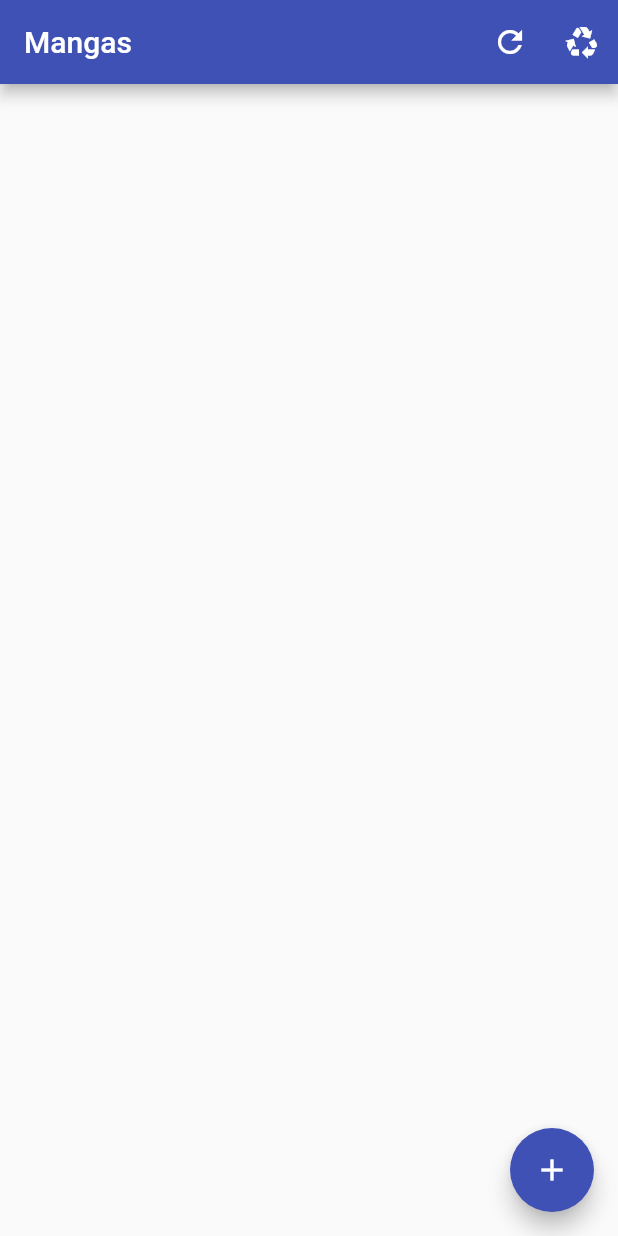
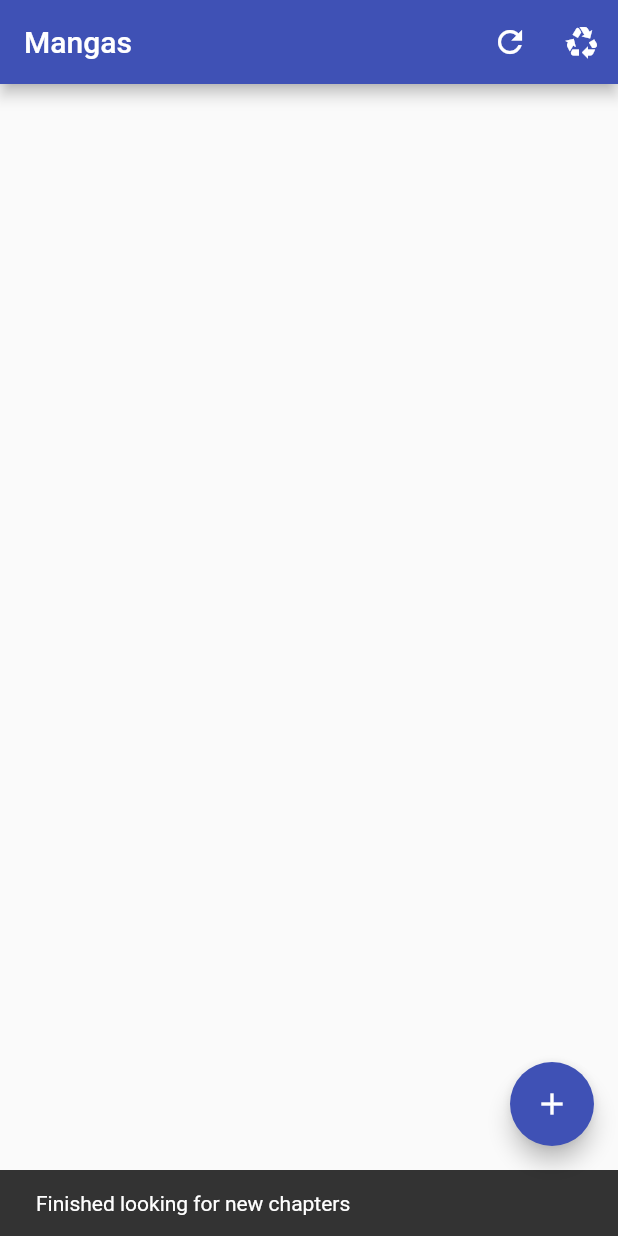
Before and after one commit to quintans/mangas, a Flutter app: the screen it shows after launch, after a tap on the "refresh" icon, on a phone screen of 412 x 824 dp. Run offline on Flutter 3.47's test engine with Material 2 defaults, Android fonts, the phone set to English and light mode, and no system bars; our stand-ins replace sn_progress_dialog, sqflite; accounts and stored records are empty.

Commit message:
look for new chapters and dispose old chapters

```diff
--- a/lib/main.dart
+++ b/lib/main.dart
@@ -1,5 +1,6 @@
 import 'package:flutter/material.dart';
 import 'package:manganato/services/filesystem.dart';
+import 'package:manganato/services/persistence.dart';
 import './screens/favorites.dart';
 
 void main() async {
--- a/lib/models/persistence.dart
+++ b/lib/models/persistence.dart
@@ -49,6 +49,12 @@ class Manga {
   }
 
   addChapter(Chapter ch) {
+    // check if it already exists
+    for (var c in chapters) {
+      if (c.src == ch.src) {
+        return;
+      }
+    }
     ch.id = chapters.length + 1;
     lastChapterID = ch.id;
     chapters.add(ch);
@@ -58,13 +64,23 @@ class Manga {
     if (viewedChapterID <= 0) {
       return null;
     }
-    return chapters[viewedChapterID -1];
+    return chapters[viewedChapterID - 1];
   }
 
   List<Chapter> getChaptersToDownload() {
     List<Chapter> chs = [];
-    for (var i = viewedChapterID -1; i < chapters.length; i++) {
+    for (var i = viewedChapterID - 1; i < chapters.length; i++) {
       if (!chapters[i].downloaded) {
+        chs.add(chapters[i]);
+      }
+    }
+    return chs;
+  }
+
+  List<Chapter> getChaptersToDiscard() {
+    List<Chapter> chs = [];
+    for (var i = 0; i < viewedChapterID - 1; i++) {
+      if (chapters[i].downloaded) {
         chs.add(chapters[i]);
       }
     }
@@ -162,6 +178,12 @@ class Chapter {
     _dirty = true;
   }
 
+  void discarded() {
+    downloaded = false;
+    imgCnt = 0;
+    _dirty = true;
+  }
+
   @override
   String toString() {
     return 'Chapter{id: $id, mangaID: $mangaID, title: $title, src: $src, uploadedAt: $uploadedAt, downloaded: $downloaded}';
--- a/lib/screens/favorites.dart
+++ b/lib/screens/favorites.dart
@@ -4,6 +4,7 @@ import 'package:flutter/material.dart';
 import 'package:manganato/services/filesystem.dart';
 import 'package:manganato/services/manganato.dart';
 import 'package:manganato/services/persistence.dart';
+import 'package:manganato/utils/utils.dart';
 import './search.dart';
 import './reader.dart';
 import '../models/persistence.dart';
@@ -27,8 +28,8 @@ class _FavoritesPage extends State<FavoritesPage> {
     _load();
   }
 
-  void _load() {
-    DatabaseHelper.db.getMangaReadingOrder().then((value) {
+  Future<void> _load() async {
+    return DatabaseHelper.db.getMangaReadingOrder().then((value) {
       // check if file exists in FS
       setState(() {
         mangas = value;
@@ -106,6 +107,7 @@ class _FavoritesPage extends State<FavoritesPage> {
   }
 
   Future<void> _downloadFromViewed(BuildContext context, MangaView view) async {
+    var snack = Snack(context: context);
     final ProgressDialog pd = ProgressDialog(context: context);
 
     var manga = await DatabaseHelper.db.getManga(view.id);
@@ -129,6 +131,8 @@ class _FavoritesPage extends State<FavoritesPage> {
     } finally {
       pd.close();
     }
+    await _load();
+    snack.show("Finished Downloading");
   }
 
   _deleteManga(BuildContext context, MangaView mangaView) async {
@@ -158,11 +162,10 @@ class _FavoritesPage extends State<FavoritesPage> {
               ),
               child: const Text('OK'),
               onPressed: () {
-                MyFS.deleteManga(mangaView.src);
                 DatabaseHelper.db.deleteManga(mangaView.id);
                 Navigator.pop(context);
                 setState(() {
-                  _load();
+                  _load().then((value) => MyFS.deleteManga(mangaView.src));
                 });
               },
             ),
@@ -170,6 +173,57 @@ class _FavoritesPage extends State<FavoritesPage> {
         );
       },
     );
+  }
+
+  _lookForNewChapters() async {
+    var snack = Snack(context: context);
+    final ProgressDialog pd = ProgressDialog(context: context);
+
+    var mng = await DatabaseHelper.db.getMangas();
+    pd.show(max: mng.length, msg: 'Looking for new chapters...');
+    var count = 0;
+    for (var m in mng) {
+      var last = m.getChapters().last;
+      var newChapters = await Manganato.chapters(m.src, last.src);
+      for (var r in newChapters) {
+        m.addChapter(Chapter(
+          id: 0,
+          mangaID: 0,
+          title: r.title,
+          src: r.src,
+          uploadedAt: r.uploadedAt,
+          downloaded: false,
+          imgCnt: 0,
+        ));
+      }
+      if (newChapters.isNotEmpty) {
+        await DatabaseHelper.db.updateManga(m);
+      }
+      pd.update(value: ++count);
+    }
+    snack.show('Finished looking for new chapters');
+    _load();
+  }
+
+  _discardChapters() async {
+    var snack = Snack(context: context);
+
+    final ProgressDialog pd = ProgressDialog(context: context);
+    var mangas = await DatabaseHelper.db.getMangas();
+    pd.show(max: mangas.length, msg: 'Discarding old chapters...');
+    var count = 0;
+    for (var manga in mangas) {
+      pd.update(value: ++count);
+      var chapters = manga.getChaptersToDiscard();
+      for (var c in chapters) {
+        await MyFS.deleteChapter(manga.src, c.src);
+        c.discarded();
+      }
+      if (chapters.isNotEmpty) {
+        DatabaseHelper.db.updateManga(manga);
+      }
+    }
+    snack.show('Finished discarding old chapters');
   }
 
   @override
@@ -181,8 +235,8 @@ class _FavoritesPage extends State<FavoritesPage> {
         title: const Text(title),
         actions: [
           // Navigate to the Search Screen
-          IconButton(onPressed: () => {}, icon: const Icon(Icons.refresh)),
-          IconButton(onPressed: () => {}, icon: const Icon(Icons.recycling)),
+          IconButton(onPressed: () => _lookForNewChapters(), icon: const Icon(Icons.refresh)),
+          IconButton(onPressed: () => _discardChapters(), icon: const Icon(Icons.recycling)),
         ],
       ),
       body: ListView.separated(
@@ -195,8 +249,9 @@ class _FavoritesPage extends State<FavoritesPage> {
           var manga = mangas[index];
           var formatter = DateFormat('yyyy-MM-dd HH:mm:ss');
           return InkWell(
-              onTap: () => Navigator.of(context).push(MaterialPageRoute(
-                  builder: (_) => ReaderPage(mangaID: manga.id)))
+              onTap: () => Navigator.of(context)
+                  .push(MaterialPageRoute(
+                      builder: (_) => ReaderPage(mangaID: manga.id)))
                   .then((value) => _load()),
               child: IntrinsicHeight(
                   child: Row(
@@ -255,10 +310,18 @@ class _FavoritesPage extends State<FavoritesPage> {
                         children: [
                           const Text('Current: '),
                           Text(
-                            manga.lastChapter + (manga.missingDownloads > 0 ? ' (${manga.missingDownloads})' : ''),
+                            manga.lastChapter +
+                                (manga.missingDownloads > 0
+                                    ? ' (${manga.missingDownloads})'
+                                    : ''),
                             style: TextStyle(
-                              fontWeight: manga.viewedChapter != manga.lastChapter ? FontWeight.bold : FontWeight.normal,
-                              color: manga.viewedChapter != manga.lastChapter ? Colors.green : Colors.black,
+                              fontWeight:
+                                  manga.viewedChapter != manga.lastChapter
+                                      ? FontWeight.bold
+                                      : FontWeight.normal,
+                              color: manga.viewedChapter != manga.lastChapter
+                                  ? Colors.green
+                                  : Colors.black,
                             ),
                           ),
                         ],
@@ -278,13 +341,7 @@ class _FavoritesPage extends State<FavoritesPage> {
                         case 'delete':
                           return _deleteManga(context, manga);
                         case 'download':
-                          _downloadFromViewed(context, manga).then((value) {
-                            _load();
-                            var snackBar = const SnackBar(
-                                content: Text("Finished Downloading"));
-                            ScaffoldMessenger.of(context)
-                                .showSnackBar(snackBar);
-                          });
+                          _downloadFromViewed(context, manga);
                         // default:
                         //   throw UnimplementedError();
                       }
@@ -294,7 +351,7 @@ class _FavoritesPage extends State<FavoritesPage> {
                         PopupMenuItem(
                           onTap: () {
                             _chooseCurrentChapter(context, manga).then((value) {
-                                _load();
+                              _load();
                             });
                           },
                           value: 'set_viewed',
@@ -302,7 +359,8 @@ class _FavoritesPage extends State<FavoritesPage> {
                         ),
                         PopupMenuItem(
                           value: 'download',
-                          child: Text('Download${manga.missingDownloads > 0 ? ' (${manga!.missingDownloads})' : ''}' ),
+                          child: Text(
+                              'Download${manga.missingDownloads > 0 ? ' (${manga!.missingDownloads})' : ''}'),
                         ),
                         const PopupMenuItem(
                           value: 'recycle',
--- a/lib/screens/search.dart
+++ b/lib/screens/search.dart
@@ -5,6 +5,7 @@ import 'dart:async';
 
 import 'package:manganato/services/manganato.dart';
 import 'package:manganato/services/persistence.dart';
+import 'package:manganato/utils/utils.dart';
 
 class SearchResultModel {
   final String title;
@@ -203,9 +204,7 @@ class _SearchPage extends State<SearchPage> {
                       ? null
                       : () async {
                           _onBookmark(item);
-                          var snackBar = SnackBar(
-                              content: Text("Bookmarked ${item.title}"));
-                          ScaffoldMessenger.of(context).showSnackBar(snackBar);
+                          Utils.snack(context, "Bookmarked ${item.title}");
                         },
                   icon: Icon(disabled
                       ? Icons.bookmark_added_outlined
--- a/lib/services/persistence.dart
+++ b/lib/services/persistence.dart
@@ -140,6 +140,22 @@ class DatabaseHelper {
     return _toManga(mangas.first, chapters);
   }
 
+  Future<List<Manga>> getMangas() async {
+    final db = await database;
+    var res = await db!.query(_mgTable);
+    if (res.isEmpty) {
+      return [];
+    }
+    List<Manga> mangas = [];
+    for(var r in res) {
+      var chapters = await db.query(_chTable, where: '$_chMangaID = ?',
+          whereArgs: [r[_mgID]],
+          orderBy: '$_chID ASC');
+      mangas.add(_toManga(r, chapters));
+    }
+    return mangas;
+  }
+
   Future<List<MangaView>> getMangaReadingOrder() async {
     final db = await database;
     List<MangaView> mangas = [];
--- /dev/null
+++ b/lib/utils/utils.dart
@@ -0,0 +1,21 @@
+import 'package:flutter/material.dart';
+
+class Snack {
+  final BuildContext context;
+
+  Snack({
+    required this.context,
+  });
+
+  show(String msg) {
+    var snackBar = SnackBar(content: Text(msg));
+    ScaffoldMessenger.of(context).showSnackBar(snackBar);
+  }
+}
+
+class Utils {
+  static snack(BuildContext context, String msg) {
+    var snackBar = SnackBar(content: Text(msg));
+    ScaffoldMessenger.of(context).showSnackBar(snackBar);
+  }
+}
```
Also changed, not shown: lib/services/filesystem.dart (+11 -1 lines), lib/services/manganato.dart (+4 -9 lines).
